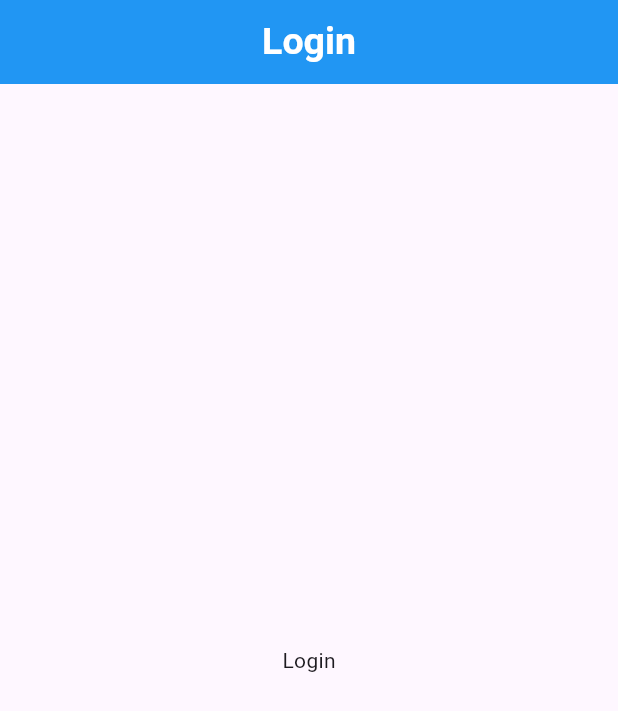
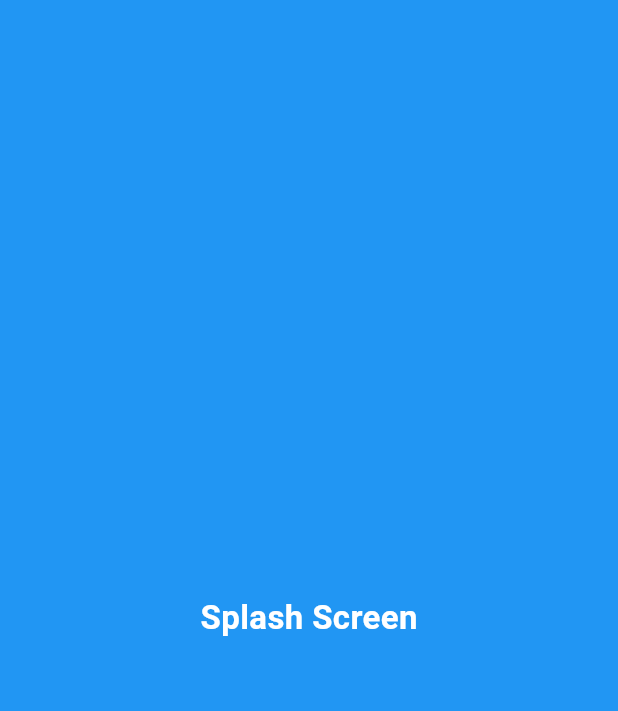
Before and after one commit to alhasann351/login_with_shared_preferences, a Flutter app: the first screen one second after launch, on a phone screen of 412 x 824 dp. Shown: the top 711 px of the screen. Run offline on Flutter 3.47's test engine with Material 3 defaults, Android fonts, the phone set to English and light mode, and no system bars.

Commit message:
splash-screen-added

```diff
--- a/lib/main.dart
+++ b/lib/main.dart
@@ -1,4 +1,5 @@
 import 'package:flutter/material.dart';
+import 'package:login_with_shared_preferences/splash_screen.dart';
 
 void main() {
   runApp(const MyApp());
@@ -11,7 +12,7 @@ class MyApp extends StatelessWidget {
   Widget build(BuildContext context) {
     return const MaterialApp(
       debugShowCheckedModeBanner: false,
-      home: MyHomePage(),
+      home: SplashScreen(),
     );
   }
 }
@@ -31,7 +32,7 @@ class _MyHomePageState extends State<MyHomePage> {
         backgroundColor: Colors.blue,
         centerTitle: true,
         title: const Text(
-          'Login',
+          'DashBoard',
           style: TextStyle(
             fontSize: 25,
             fontWeight: FontWeight.bold,
@@ -44,7 +45,12 @@ class _MyHomePageState extends State<MyHomePage> {
           mainAxisAlignment: MainAxisAlignment.center,
           children: [
             Text(
-              'Login',
+              'DashBoard',
+              style: TextStyle(
+                fontSize: 22,
+                fontWeight: FontWeight.bold,
+                color: Colors.black,
+              ),
             ),
           ],
         ),
--- /dev/null
+++ b/lib/splash_screen.dart
@@ -0,0 +1,49 @@
+import 'dart:async';
+
+import 'package:flutter/material.dart';
+import 'package:login_with_shared_preferences/login_screen.dart';
+
+class SplashScreen extends StatefulWidget {
+  const SplashScreen({super.key});
+
+  @override
+  State<SplashScreen> createState() => _SplashScreenState();
+}
+
+class _SplashScreenState extends State<SplashScreen> {
+  @override
+  void initState() {
+    super.initState();
+
+    Timer(const Duration(seconds: 4), () {
+      Navigator.pushReplacement(
+        context,
+        MaterialPageRoute(
+          builder: (context) => const LoginScreen(),
+        ),
+      );
+    });
+  }
+
+  @override
+  Widget build(BuildContext context) {
+    return Scaffold(
+      body: Center(
+        child: Container(
+          alignment: Alignment.center,
+          width: double.infinity,
+          height: double.infinity,
+          color: Colors.blue,
+          child: const Text(
+            'Splash Screen',
+            style: TextStyle(
+              fontSize: 22,
+              fontWeight: FontWeight.bold,
+              color: Colors.white,
+            ),
+          ),
+        ),
+      ),
+    );
+  }
+}
```
Also changed, not shown: lib/login_screen.dart (added, +39 -0 lines).
